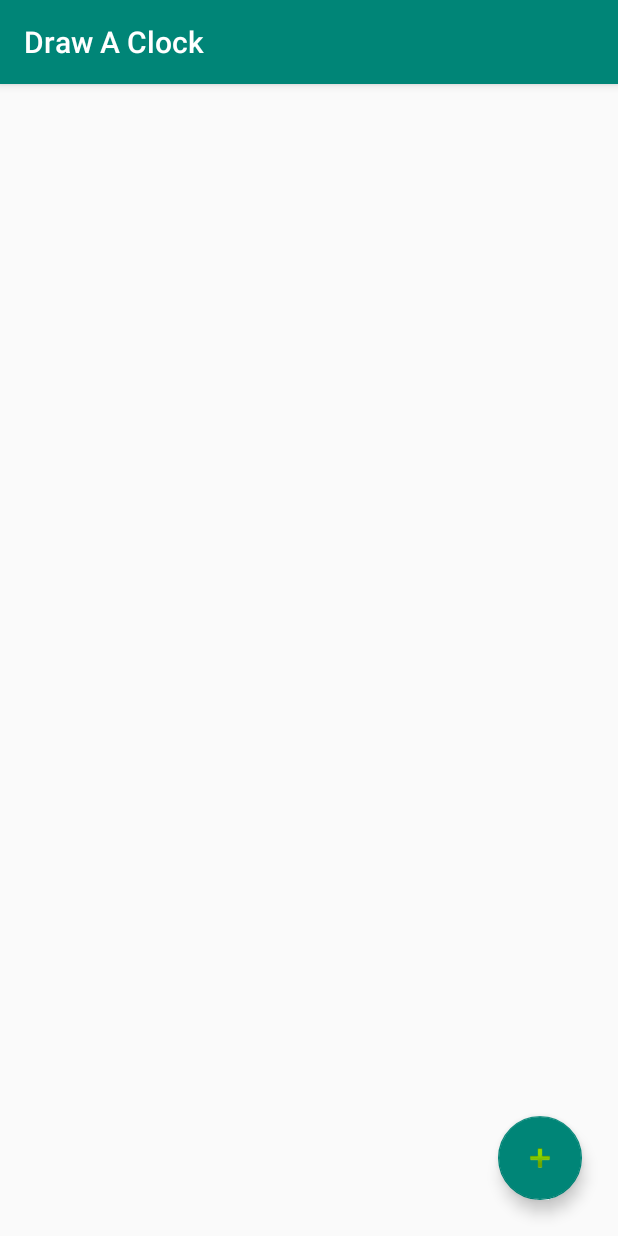
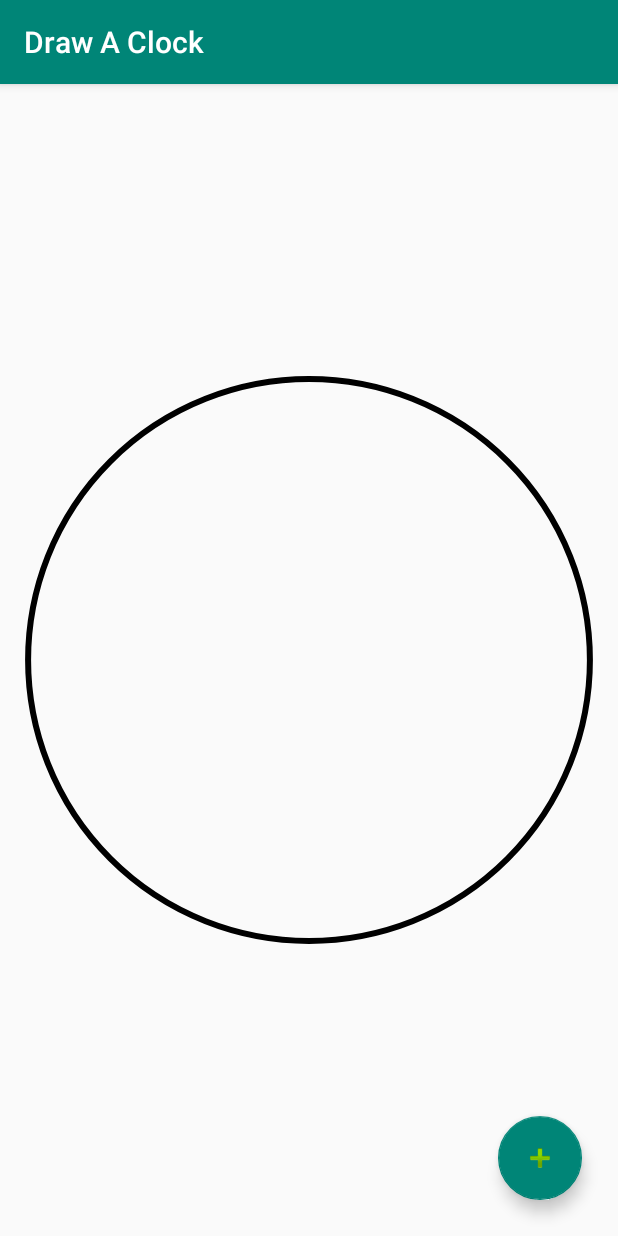
Before and after one commit to aiavci/draw-a-clock, an Android app: the screen it shows after launch (MainActivity), on a phone screen of 412 x 824 dp. Run offline under Robolectric (Android 15) with nearby library versions, the phone set to English and light mode, and no system bars; our stand-ins replace Timber; 1 statement that could not run was skipped.

Commit message:
Add circle outline. Set demo threshold to 6

```diff
--- a/app/src/main/java/info/aiavci/drawaclock/MainActivity.kt
+++ b/app/src/main/java/info/aiavci/drawaclock/MainActivity.kt
@@ -97,7 +97,7 @@ class MainActivity : AppCompatActivity() {
      */
     private fun extractDrawing() {
         // Check if expected value is last item
-        val isPass = paintView.listOfPaths.size > 10//true// paintView.drawingAnalyzer.nextItemToLookFor == "done"
+        val isPass = paintView.listOfPaths.size > 6//true// paintView.drawingAnalyzer.nextItemToLookFor == "done"
 
         resultFragment.dismiss()
 
--- a/app/src/main/java/info/aiavci/drawaclock/PaintView.kt
+++ b/app/src/main/java/info/aiavci/drawaclock/PaintView.kt
@@ -108,6 +108,7 @@ class PaintView: View {
     override fun onDraw(canvas: Canvas) {
         super.onDraw(canvas)
 
+        canvas.drawCircle(canvas.width/2.0F, canvas.height/2.0F, canvas.width/2.2F, paint)
 //        canvas.drawPath(path, paint)
 
         listOfPaths.forEach {path ->
```
